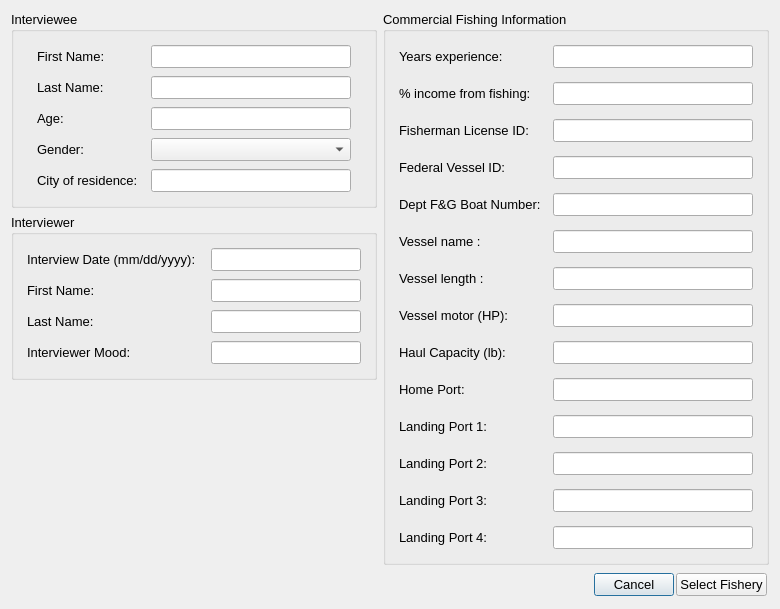
Qt form oom_bc_comm/Interview/interviewstart.ui (Ecotrust/openoceanmap-desktop) before a commit.
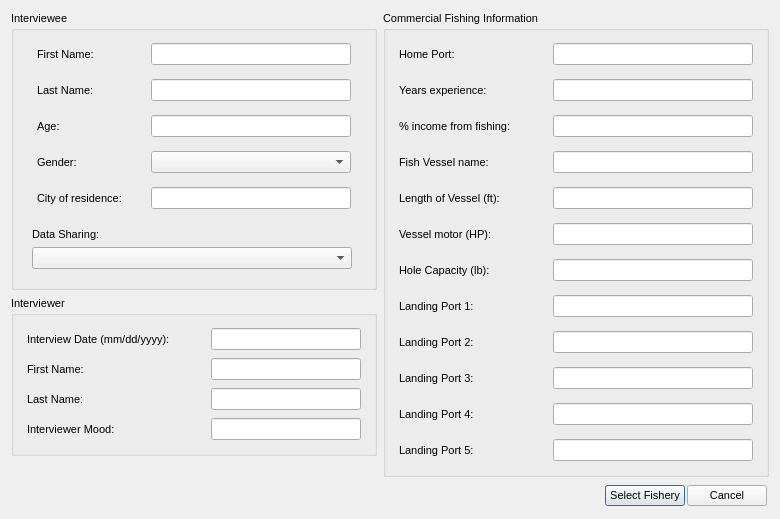
The same form after that commit.

```diff
--- a/oom_bc_comm/Interview/interviewstart.ui
+++ b/oom_bc_comm/Interview/interviewstart.ui
@@ -6,10 +6,15 @@
    <rect>
     <x>0</x>
     <y>0</y>
-    <width>774</width>
-    <height>606</height>
+    <width>778</width>
+    <height>494</height>
    </rect>
   </property>
+  <property name="font" >
+   <font>
+    <family>Tahoma</family>
+   </font>
+  </property>
   <property name="windowTitle" >
    <string>OpenOceanMap - Interview</string>
   </property>
@@ -24,18 +29,20 @@
           <widget class="QGroupBox" name="interviewee" >
            <property name="font" >
             <font>
-             <pointsize>10</pointsize>
+             <pointsize>8</pointsize>
             </font>
            </property>
            <property name="title" >
             <string>Interviewee</string>
            </property>
            <layout class="QVBoxLayout" name="verticalLayout_2" >
-            <property name="spacing" >
-             <number>0</number>
-            </property>
             <item>
              <widget class="QWidget" native="1" name="interviewee_first_name" >
+              <property name="font" >
+               <font>
+                <pointsize>8</pointsize>
+               </font>
+              </property>
               <layout class="QHBoxLayout" >
                <property name="spacing" >
                 <number>4</number>
@@ -57,6 +64,11 @@
                    <height>16777215</height>
                   </size>
                  </property>
+                 <property name="font" >
+                  <font>
+                   <pointsize>8</pointsize>
+                  </font>
+                 </property>
                  <property name="text" >
                   <string>First Name:</string>
                  </property>
@@ -79,6 +91,11 @@
                    <height>16777215</height>
                   </size>
                  </property>
+                 <property name="font" >
+                  <font>
+                   <pointsize>8</pointsize>
+                  </font>
+                 </property>
                  <property name="text" >
                   <string/>
                  </property>
@@ -89,6 +106,11 @@
             </item>
             <item>
              <widget class="QWidget" native="1" name="interviewee_last_name" >
+              <property name="font" >
+               <font>
+                <pointsize>8</pointsize>
+               </font>
+              </property>
               <layout class="QHBoxLayout" >
                <property name="spacing" >
                 <number>4</number>
@@ -110,6 +132,11 @@
                    <height>16777215</height>
                   </size>
                  </property>
+                 <property name="font" >
+                  <font>
+                   <pointsize>8</pointsize>
+                  </font>
+                 </property>
                  <property name="text" >
                   <string>Last Name:</string>
                  </property>
@@ -132,6 +159,11 @@
                    <height>16777215</height>
                   </size>
                  </property>
+                 <property name="font" >
+                  <font>
+                   <pointsize>8</pointsize>
+                  </font>
+                 </property>
                  <property name="text" >
                   <string/>
                  </property>
@@ -142,6 +174,11 @@
             </item>
             <item>
              <widget class="QWidget" native="1" name="age" >
+              <property name="font" >
+               <font>
+                <pointsize>8</pointsize>
+               </font>
+              </property>
               <layout class="QHBoxLayout" >
                <property name="spacing" >
                 <number>4</number>
@@ -163,6 +200,11 @@
                    <height>16777215</height>
                   </size>
                  </property>
+                 <property name="font" >
+                  <font>
+                   <pointsize>8</pointsize>
+                  </font>
+                 </property>
                  <property name="text" >
                   <string>Age:</string>
                  </property>
@@ -185,6 +227,11 @@
                    <height>16777215</height>
                   </size>
                  </property>
+                 <property name="font" >
+                  <font>
+                   <pointsize>8</pointsize>
+                  </font>
+                 </property>
                  <property name="text" >
                   <string/>
                  </property>
@@ -195,6 +242,11 @@
             </item>
             <item>
              <widget class="QWidget" native="1" name="gender" >
+              <property name="font" >
+               <font>
+                <pointsize>8</pointsize>
+               </font>
+              </property>
               <layout class="QHBoxLayout" >
                <property name="spacing" >
                 <number>4</number>
@@ -216,6 +268,11 @@
                    <height>16777215</height>
                   </size>
                  </property>
+                 <property name="font" >
+                  <font>
+                   <pointsize>8</pointsize>
+                  </font>
+                 </property>
                  <property name="text" >
                   <string>Gender:</string>
                  </property>
@@ -229,6 +286,11 @@
                    <height>16777215</height>
                   </size>
                  </property>
+                 <property name="font" >
+                  <font>
+                   <pointsize>8</pointsize>
+                  </font>
+                 </property>
                  <item>
                   <property name="text" >
                    <string/>
@@ -251,6 +313,11 @@
             </item>
             <item>
              <widget class="QWidget" native="1" name="age_2" >
+              <property name="font" >
+               <font>
+                <pointsize>8</pointsize>
+               </font>
+              </property>
               <layout class="QHBoxLayout" name="_2" >
                <property name="spacing" >
                 <number>4</number>
@@ -272,6 +339,11 @@
                    <height>16777215</height>
                   </size>
                  </property>
+                 <property name="font" >
+                  <font>
+                   <pointsize>8</pointsize>
+                  </font>
+                 </property>
                  <property name="text" >
                   <string>City of residence:</string>
                  </property>
@@ -294,6 +366,11 @@
                    <height>16777215</height>
                   </size>
                  </property>
+                 <property name="font" >
+                  <font>
+                   <pointsize>8</pointsize>
+                  </font>
+                 </property>
                  <property name="text" >
                   <string/>
                  </property>
@@ -302,6 +379,81 @@
               </layout>
              </widget>
             </item>
+            <item>
+             <widget class="QWidget" native="1" name="data_sharing" >
+              <property name="font" >
+               <font>
+                <pointsize>8</pointsize>
+               </font>
+              </property>
+              <layout class="QVBoxLayout" name="verticalLayout_7" >
+               <item>
+                <widget class="QLabel" name="data_sharing_text" >
+                 <property name="minimumSize" >
+                  <size>
+                   <width>100</width>
+                   <height>0</height>
+                  </size>
+                 </property>
+                 <property name="maximumSize" >
+                  <size>
+                   <width>100</width>
+                   <height>16777215</height>
+                  </size>
+                 </property>
+                 <property name="font" >
+                  <font>
+                   <pointsize>8</pointsize>
+                  </font>
+                 </property>
+                 <property name="text" >
+                  <string>Data Sharing:</string>
+                 </property>
+                </widget>
+               </item>
+               <item>
+                <widget class="QComboBox" name="data_sharing_comboBox" >
+                 <property name="maximumSize" >
+                  <size>
+                   <width>320</width>
+                   <height>16777215</height>
+                  </size>
+                 </property>
+                 <property name="font" >
+                  <font>
+                   <pointsize>8</pointsize>
+                  </font>
+                 </property>
+                 <item>
+                  <property name="text" >
+                   <string/>
+                  </property>
+                 </item>
+                 <item>
+                  <property name="text" >
+                   <string>Private (not available in public form, private usage only)</string>
+                  </property>
+                 </item>
+                 <item>
+                  <property name="text" >
+                   <string>Amalgamated (only shown publically when combined with other fishers data)</string>
+                  </property>
+                 </item>
+                 <item>
+                  <property name="text" >
+                   <string>Complete (can be shown publically as a stand alone dataset)</string>
+                  </property>
+                 </item>
+                 <item>
+                  <property name="text" >
+                   <string>Limited (none of the above, individual data sharing agreement)</string>
+                  </property>
+                 </item>
+                </widget>
+               </item>
+              </layout>
+             </widget>
+            </item>
            </layout>
           </widget>
          </item>
@@ -309,7 +461,7 @@
           <widget class="QGroupBox" name="interviewee_2" >
            <property name="font" >
             <font>
-             <pointsize>10</pointsize>
+             <pointsize>8</pointsize>
             </font>
            </property>
            <property name="title" >
@@ -321,6 +473,11 @@
             </property>
             <item>
              <widget class="QWidget" native="1" name="interviewee_first_name_2" >
+              <property name="font" >
+               <font>
+                <pointsize>8</pointsize>
+               </font>
+              </property>
               <layout class="QHBoxLayout" name="_3" >
                <property name="spacing" >
                 <number>4</number>
@@ -342,6 +499,11 @@
                    <height>16777215</height>
                   </size>
                  </property>
+                 <property name="font" >
+                  <font>
+                   <pointsize>8</pointsize>
+                  </font>
+                 </property>
                  <property name="text" >
                   <string>Interview Date (mm/dd/yyyy):</string>
                  </property>
@@ -364,6 +526,11 @@
                    <height>16777215</height>
                   </size>
                  </property>
+                 <property name="font" >
+                  <font>
+                   <pointsize>8</pointsize>
+                  </font>
+                 </property>
                  <property name="text" >
                   <string/>
                  </property>
@@ -374,6 +541,11 @@
             </item>
             <item>
              <widget class="QWidget" native="1" name="interviewee_first_name_3" >
+              <property name="font" >
+               <font>
+                <pointsize>8</pointsize>
+               </font>
+              </property>
               <layout class="QHBoxLayout" name="_8" >
                <property name="spacing" >
                 <number>4</number>
@@ -395,6 +567,11 @@
                    <height>16777215</height>
                   </size>
                  </property>
+                 <property name="font" >
+                  <font>
+                   <pointsize>8</pointsize>
+                  </font>
+                 </property>
                  <property name="text" >
                   <string>First Name:</string>
                  </property>
@@ -417,6 +594,11 @@
                    <height>16777215</height>
                   </size>
                  </property>
+                 <property name="font" >
+                  <font>
+                   <pointsize>8</pointsize>
+                  </font>
+                 </property>
                  <property name="text" >
                   <string/>
                  </property>
@@ -427,6 +609,11 @@
             </item>
             <item>
              <widget class="QWidget" native="1" name="interviewee_first_name_4" >
+              <property name="font" >
+               <font>
+                <pointsize>8</pointsize>
+               </font>
+              </property>
               <layout class="QHBoxLayout" name="_9" >
                <property name="spacing" >
                 <number>4</number>
@@ -448,6 +635,11 @@
                    <height>16777215</height>
                   </size>
                  </property>
+                 <property name="font" >
+                  <font>
+                   <pointsize>8</pointsize>
+                  </font>
+                 </property>
                  <property name="text" >
                   <string>Last Name:</string>
                  </property>
@@ -470,6 +662,11 @@
                    <height>16777215</height>
                   </size>
                  </property>
+                 <property name="font" >
+                  <font>
+                   <pointsize>8</pointsize>
+                  </font>
+                 </property>
                  <property name="text" >
                   <string/>
                  </property>
@@ -480,6 +677,11 @@
             </item>
             <item>
              <widget class="QWidget" native="1" name="interviewee_first_name_5" >
+              <property name="font" >
+               <font>
+                <pointsize>8</pointsize>
+               </font>
+              </property>
               <layout class="QHBoxLayout" name="_10" >
                <property name="spacing" >
                 <number>4</number>
@@ -501,6 +703,11 @@
                    <height>16777215</height>
                   </size>
                  </property>
+                 <property name="font" >
+                  <font>
+                   <pointsize>8</pointsize>
+                  </font>
+                 </property>
                  <property name="text" >
                   <string>Interviewer Mood:</string>
                  </property>
@@ -523,6 +730,11 @@
                    <height>16777215</height>
                   </size>
                  </property>
+                 <property name="font" >
+                  <font>
+                   <pointsize>8</pointsize>
+                  </font>
+                 </property>
                  <property name="text" >
                   <string/>
                  </property>
@@ -538,6 +750,11 @@
        </item>
        <item>
         <spacer name="verticalSpacer" >
+         <property name="font" >
+          <font>
+           <pointsize>8</pointsize>
+          </font>
+         </property>
          <property name="orientation" >
           <enum>Qt::Vertical</enum>
          </property>
@@ -555,7 +772,7 @@
       <widget class="QGroupBox" name="vessel_info" >
        <property name="font" >
         <font>
-         <pointsize>10</pointsize>
+         <pointsize>8</pointsize>
         </font>
        </property>
        <property name="title" >
@@ -563,10 +780,78 @@
        </property>
        <layout class="QVBoxLayout" name="verticalLayout" >
         <item>
-         <widget class="QWidget" native="1" name="home_port_5" >
+         <widget class="QWidget" native="1" name="home_port" >
           <property name="font" >
            <font>
-            <pointsize>10</pointsize>
+            <pointsize>8</pointsize>
+           </font>
+          </property>
+          <layout class="QHBoxLayout" >
+           <property name="spacing" >
+            <number>4</number>
+           </property>
+           <property name="margin" >
+            <number>4</number>
+           </property>
+           <item>
+            <widget class="QLabel" name="home_port_text" >
+             <property name="minimumSize" >
+              <size>
+               <width>150</width>
+               <height>0</height>
+              </size>
+             </property>
+             <property name="maximumSize" >
+              <size>
+               <width>150</width>
+               <height>16777215</height>
+              </size>
+             </property>
+             <property name="font" >
+              <font>
+               <pointsize>8</pointsize>
+              </font>
+             </property>
+             <property name="text" >
+              <string>Home Port:</string>
+             </property>
+            </widget>
+           </item>
+           <item>
+            <widget class="QLineEdit" name="home_port_line" >
+             <property name="enabled" >
+              <bool>true</bool>
+             </property>
+             <property name="minimumSize" >
+              <size>
+               <width>200</width>
+               <height>0</height>
+              </size>
+             </property>
+             <property name="maximumSize" >
+              <size>
+               <width>200</width>
+               <height>16777215</height>
+              </size>
+             </property>
+             <property name="font" >
+              <font>
+               <pointsize>8</pointsize>
+              </font>
+             </property>
+             <property name="text" >
+              <string/>
+             </property>
+            </widget>
+           </item>
+          </layout>
+         </widget>
+        </item>
+        <item>
+         <widget class="QWidget" native="1" name="years_experience" >
+          <property name="font" >
+           <font>
+            <pointsize>8</pointsize>
            </font>
           </property>
           <layout class="QHBoxLayout" name="_11" >
@@ -592,7 +877,7 @@
              </property>
              <property name="font" >
               <font>
-               <pointsize>10</pointsize>
+               <pointsize>8</pointsize>
               </font>
              </property>
              <property name="text" >
@@ -619,7 +904,7 @@
              </property>
              <property name="font" >
               <font>
-               <pointsize>10</pointsize>
+               <pointsize>8</pointsize>
               </font>
              </property>
              <property name="text" >
@@ -631,10 +916,10 @@
          </widget>
         </item>
         <item>
-         <widget class="QWidget" native="1" name="home_port_2" >
+         <widget class="QWidget" native="1" name="perc_income" >
           <property name="font" >
            <font>
-            <pointsize>10</pointsize>
+            <pointsize>8</pointsize>
            </font>
           </property>
           <layout class="QHBoxLayout" name="_4" >
@@ -660,7 +945,7 @@
              </property>
              <property name="font" >
               <font>
-               <pointsize>10</pointsize>
+               <pointsize>8</pointsize>
               </font>
              </property>
              <property name="text" >
@@ -687,7 +972,7 @@
              </property>
              <property name="font" >
               <font>
-               <pointsize>10</pointsize>
+               <pointsize>8</pointsize>
               </font>
              </property>
              <property name="text" >
@@ -699,214 +984,10 @@
          </widget>
         </item>
         <item>
-         <widget class="QWidget" native="1" name="home_port_3" >
+         <widget class="QWidget" native="1" name="vessel_name" >
           <property name="font" >
            <font>
-            <pointsize>10</pointsize>
-           </font>
-          </property>
-          <layout class="QHBoxLayout" name="_5" >
-           <property name="spacing" >
-            <number>4</number>
-           </property>
-           <property name="margin" >
-            <number>4</number>
-           </property>
-           <item>
-            <widget class="QLabel" name="fisherman_license_id_text" >
-             <property name="minimumSize" >
-              <size>
-               <width>150</width>
-               <height>0</height>
-              </size>
-             </property>
-             <property name="maximumSize" >
-              <size>
-               <width>150</width>
-               <height>16777215</height>
-              </size>
-             </property>
-             <property name="font" >
-              <font>
-               <pointsize>10</pointsize>
-              </font>
-             </property>
-             <property name="text" >
-              <string>Fisherman License ID:</string>
-             </property>
-            </widget>
-           </item>
-           <item>
-            <widget class="QLineEdit" name="fisherman_license_id_line" >
-             <property name="enabled" >
-              <bool>true</bool>
-             </property>
-             <property name="minimumSize" >
-              <size>
-               <width>200</width>
-               <height>0</height>
-              </size>
-             </property>
-             <property name="maximumSize" >
-              <size>
-               <width>200</width>
-               <height>16777215</height>
-              </size>
-             </property>
-             <property name="font" >
-              <font>
-               <pointsize>10</pointsize>
-              </font>
-             </property>
-             <property name="text" >
-              <string/>
-             </property>
-            </widget>
-           </item>
-          </layout>
-         </widget>
-        </item>
-        <item>
-         <widget class="QWidget" native="1" name="ves_license" >
-          <property name="font" >
-           <font>
-            <pointsize>10</pointsize>
-           </font>
-          </property>
-          <layout class="QHBoxLayout" >
-           <property name="spacing" >
-            <number>4</number>
-           </property>
-           <property name="margin" >
-            <number>4</number>
-           </property>
-           <item>
-            <widget class="QLabel" name="federal_vessel_id_text" >
-             <property name="minimumSize" >
-              <size>
-               <width>150</width>
-               <height>0</height>
-              </size>
-             </property>
-             <property name="maximumSize" >
-              <size>
-               <width>150</width>
-               <height>16777215</height>
-              </size>
-             </property>
-             <property name="font" >
-              <font>
-               <pointsize>10</pointsize>
-              </font>
-             </property>
-             <property name="text" >
-              <string>Federal Vessel ID:</string>
-             </property>
-            </widget>
-           </item>
-           <item>
-            <widget class="QLineEdit" name="federal_vessel_id_line" >
-             <property name="enabled" >
-              <bool>true</bool>
-             </property>
-             <property name="minimumSize" >
-              <size>
-               <width>200</width>
-               <height>0</height>
-              </size>
-             </property>
-             <property name="maximumSize" >
-              <size>
-               <width>200</width>
-               <height>16777215</height>
-              </size>
-             </property>
-             <property name="font" >
-              <font>
-               <pointsize>10</pointsize>
-              </font>
-             </property>
-             <property name="text" >
-              <string/>
-             </property>
-            </widget>
-           </item>
-          </layout>
-         </widget>
-        </item>
-        <item>
-         <widget class="QWidget" native="1" name="ves_license_2" >
-          <property name="font" >
-           <font>
-            <pointsize>10</pointsize>
-           </font>
-          </property>
-          <layout class="QHBoxLayout" name="_13" >
-           <property name="spacing" >
-            <number>4</number>
-           </property>
-           <property name="margin" >
-            <number>4</number>
-           </property>
-           <item>
-            <widget class="QLabel" name="state_vessel_id_text" >
-             <property name="minimumSize" >
-              <size>
-               <width>150</width>
-               <height>0</height>
-              </size>
-             </property>
-             <property name="maximumSize" >
-              <size>
-               <width>150</width>
-               <height>16777215</height>
-              </size>
-             </property>
-             <property name="font" >
-              <font>
-               <pointsize>10</pointsize>
-              </font>
-             </property>
-             <property name="text" >
-              <string>Dept F&amp;G Boat Number:</string>
-             </property>
-            </widget>
-           </item>
-           <item>
-            <widget class="QLineEdit" name="state_vessel_id_line" >
-             <property name="enabled" >
-              <bool>true</bool>
-             </property>
-             <property name="minimumSize" >
-              <size>
-               <width>200</width>
-               <height>0</height>
-              </size>
-             </property>
-             <property name="maximumSize" >
-              <size>
-               <width>200</width>
-               <height>16777215</height>
-              </size>
-             </property>
-             <property name="font" >
-              <font>
-               <pointsize>10</pointsize>
-              </font>
-             </property>
-             <property name="text" >
-              <string/>
-             </property>
-            </widget>
-           </item>
-          </layout>
-         </widget>
-        </item>
-        <item>
-         <widget class="QWidget" native="1" name="vessel_length_4" >
-          <property name="font" >
-           <font>
-            <pointsize>10</pointsize>
+            <pointsize>8</pointsize>
            </font>
           </property>
           <layout class="QHBoxLayout" name="_6" >
@@ -932,11 +1013,11 @@
              </property>
              <property name="font" >
               <font>
-               <pointsize>10</pointsize>
+               <pointsize>8</pointsize>
               </font>
              </property>
              <property name="text" >
-              <string>Vessel name :</string>
+              <string>Fish Vessel name:</string>
              </property>
             </widget>
            </item>
@@ -959,7 +1040,7 @@
              </property>
              <property name="font" >
               <font>
-               <pointsize>10</pointsize>
+               <pointsize>8</pointsize>
               </font>
              </property>
              <property name="text" >
@@ -974,7 +1055,7 @@
          <widget class="QWidget" native="1" name="vessel_length" >
           <property name="font" >
            <font>
-            <pointsize>10</pointsize>
+            <pointsize>8</pointsize>
            </font>
           </property>
           <layout class="QHBoxLayout" >
@@ -1000,11 +1081,11 @@
              </property>
              <property name="font" >
               <font>
-               <pointsize>10</pointsize>
+               <pointsize>8</pointsize>
               </font>
              </property>
              <property name="text" >
-              <string>Vessel length :</string>
+              <string>Length of Vessel (ft):</string>
              </property>
             </widget>
            </item>
@@ -1027,7 +1108,7 @@
              </property>
              <property name="font" >
               <font>
-               <pointsize>10</pointsize>
+               <pointsize>8</pointsize>
               </font>
              </property>
              <property name="text" >
@@ -1039,10 +1120,10 @@
          </widget>
         </item>
         <item>
-         <widget class="QWidget" native="1" name="vessel_length_2" >
+         <widget class="QWidget" native="1" name="vessel_motor" >
           <property name="font" >
            <font>
-            <pointsize>10</pointsize>
+            <pointsize>8</pointsize>
            </font>
           </property>
           <layout class="QHBoxLayout" name="_14" >
@@ -1068,7 +1149,7 @@
              </property>
              <property name="font" >
               <font>
-               <pointsize>10</pointsize>
+               <pointsize>8</pointsize>
               </font>
              </property>
              <property name="text" >
@@ -1095,7 +1176,7 @@
              </property>
              <property name="font" >
               <font>
-               <pointsize>10</pointsize>
+               <pointsize>8</pointsize>
               </font>
              </property>
              <property name="text" >
@@ -1107,10 +1188,10 @@
          </widget>
         </item>
         <item>
-         <widget class="QWidget" native="1" name="vessel_length_3" >
+         <widget class="QWidget" native="1" name="vessel_hole_capacity" >
           <property name="font" >
            <font>
-            <pointsize>10</pointsize>
+            <pointsize>8</pointsize>
            </font>
           </property>
           <layout class="QHBoxLayout" name="_15" >
@@ -1136,11 +1217,11 @@
              </property>
              <property name="font" >
               <font>
-               <pointsize>10</pointsize>
+               <pointsize>8</pointsize>
               </font>
              </property>
              <property name="text" >
-              <string>Haul Capacity (lb):</string>
+              <string>Hole Capacity (lb):</string>
              </property>
             </widget>
            </item>
@@ -1163,7 +1244,7 @@
              </property>
              <property name="font" >
               <font>
-               <pointsize>10</pointsize>
+               <pointsize>8</pointsize>
               </font>
              </property>
              <property name="text" >
@@ -1175,78 +1256,10 @@
          </widget>
         </item>
         <item>
-         <widget class="QWidget" native="1" name="home_port" >
+         <widget class="QWidget" native="1" name="landing_port" >
           <property name="font" >
            <font>
-            <pointsize>10</pointsize>
-           </font>
-          </property>
-          <layout class="QHBoxLayout" >
-           <property name="spacing" >
-            <number>4</number>
-           </property>
-           <property name="margin" >
-            <number>4</number>
-           </property>
-           <item>
-            <widget class="QLabel" name="home_port_text" >
-             <property name="minimumSize" >
-              <size>
-               <width>150</width>
-               <height>0</height>
-              </size>
-             </property>
-             <property name="maximumSize" >
-              <size>
-               <width>150</width>
-               <height>16777215</height>
-              </size>
-             </property>
-             <property name="font" >
-              <font>
-               <pointsize>10</pointsize>
-              </font>
-             </property>
-             <property name="text" >
-              <string>Home Port:</string>
-             </property>
-            </widget>
-           </item>
-           <item>
-            <widget class="QLineEdit" name="home_port_line" >
-             <property name="enabled" >
-              <bool>true</bool>
-             </property>
-             <property name="minimumSize" >
-              <size>
-               <width>200</width>
-               <height>0</height>
-              </size>
-             </property>
-             <property name="maximumSize" >
-              <size>
-               <width>200</width>
-               <height>16777215</height>
-              </size>
-             </property>
-             <property name="font" >
-              <font>
-               <pointsize>10</pointsize>
-              </font>
-             </property>
-             <property name="text" >
-              <string/>
-             </property>
-            </widget>
-           </item>
-          </layout>
-         </widget>
-        </item>
-        <item>
-         <widget class="QWidget" native="1" name="home_port_4" >
-          <property name="font" >
-           <font>
-            <pointsize>10</pointsize>
+            <pointsize>8</pointsize>
            </font>
           </property>
           <layout class="QHBoxLayout" name="_7" >
@@ -1272,7 +1285,7 @@
              </property>
              <property name="font" >
               <font>
-               <pointsize>10</pointsize>
+               <pointsize>8</pointsize>
               </font>
              </property>
              <property name="text" >
@@ -1299,7 +1312,7 @@
              </property>
              <property name="font" >
               <font>
-               <pointsize>10</pointsize>
+               <pointsize>8</pointsize>
               </font>
              </property>
              <property name="text" >
@@ -1311,10 +1324,10 @@
          </widget>
         </item>
         <item>
-         <widget class="QWidget" native="1" name="home_port_7" >
+         <widget class="QWidget" native="1" name="landing_port_2" >
           <property name="font" >
            <font>
-            <pointsize>10</pointsize>
+            <pointsize>8</pointsize>
            </font>
           </property>
           <layout class="QHBoxLayout" name="_16" >
@@ -1340,7 +1353,7 @@
              </property>
              <property name="font" >
               <font>
-               <pointsize>10</pointsize>
+               <pointsize>8</pointsize>
               </font>
              </property>
              <property name="text" >
@@ -1367,7 +1380,7 @@
              </property>
              <property name="font" >
               <font>
-               <pointsize>10</pointsize>
+               <pointsize>8</pointsize>
               </font>
              </property>
              <property name="text" >
@@ -1381,10 +1394,10 @@
          </widget>
         </item>
         <item>
-         <widget class="QWidget" native="1" name="home_port_8" >
+         <widget class="QWidget" native="1" name="landing_port_3" >
           <property name="font" >
            <font>
-            <pointsize>10</pointsize>
+            <pointsize>8</pointsize>
            </font>
           </property>
           <layout class="QHBoxLayout" name="_17" >
@@ -1410,7 +1423,7 @@
              </property>
              <property name="font" >
               <font>
-               <pointsize>10</pointsize>
+               <pointsize>8</pointsize>
               </font>
              </property>
              <property name="text" >
@@ -1437,7 +1450,7 @@
              </property>
              <property name="font" >
               <font>
-               <pointsize>10</pointsize>
+               <pointsize>8</pointsize>
               </font>
              </property>
              <property name="text" >
@@ -1449,10 +1462,10 @@
          </widget>
         </item>
         <item>
-         <widget class="QWidget" native="1" name="home_port_9" >
+         <widget class="QWidget" native="1" name="landing_port_4" >
           <property name="font" >
            <font>
-            <pointsize>10</pointsize>
+            <pointsize>8</pointsize>
            </font>
           </property>
           <layout class="QHBoxLayout" name="_18" >
@@ -1478,7 +1491,7 @@
              </property>
              <property name="font" >
               <font>
-               <pointsize>10</pointsize>
+               <pointsize>8</pointsize>
               </font>
              </property>
              <property name="text" >
@@ -1505,7 +1518,75 @@
              </property>
              <property name="font" >
               <font>
-               <pointsize>10</pointsize>
+               <pointsize>8</pointsize>
+              </font>
+             </property>
+             <property name="text" >
+              <string/>
+             </property>
+            </widget>
+           </item>
+          </layout>
+         </widget>
+        </item>
+        <item>
+         <widget class="QWidget" native="1" name="landing_port_5" >
+          <property name="font" >
+           <font>
+            <pointsize>8</pointsize>
+           </font>
+          </property>
+          <layout class="QHBoxLayout" name="_13" >
+           <property name="spacing" >
+            <number>4</number>
+           </property>
+           <property name="margin" >
+            <number>4</number>
+           </property>
+           <item>
+            <widget class="QLabel" name="landing_port_text_5" >
+             <property name="minimumSize" >
+              <size>
+               <width>150</width>
+               <height>0</height>
+              </size>
+             </property>
+             <property name="maximumSize" >
+              <size>
+               <width>150</width>
+               <height>16777215</height>
+              </size>
+             </property>
+             <property name="font" >
+              <font>
+               <pointsize>8</pointsize>
+              </font>
+             </property>
+             <property name="text" >
+              <string>Landing Port 5:</string>
+             </property>
+            </widget>
+           </item>
+           <item>
+            <widget class="QLineEdit" name="landing_port_line_5" >
+             <property name="enabled" >
+              <bool>true</bool>
+             </property>
+             <property name="minimumSize" >
+              <size>
+               <width>200</width>
+               <height>0</height>
+              </size>
+             </property>
+             <property name="maximumSize" >
+              <size>
+               <width>200</width>
+               <height>16777215</height>
+              </size>
+             </property>
+             <property name="font" >
+              <font>
+               <pointsize>8</pointsize>
               </font>
              </property>
              <property name="text" >
@@ -1523,6 +1604,11 @@
    </item>
    <item>
     <widget class="QWidget" native="1" name="button_box" >
+     <property name="font" >
+      <font>
+       <pointsize>8</pointsize>
+      </font>
+     </property>
      <layout class="QHBoxLayout" name="_19" >
       <property name="spacing" >
        <number>2</number>
@@ -1532,6 +1618,11 @@
       </property>
       <item>
        <spacer>
+        <property name="font" >
+         <font>
+          <pointsize>8</pointsize>
+         </font>
+        </property>
         <property name="orientation" >
          <enum>Qt::Horizontal</enum>
         </property>
@@ -1543,23 +1634,11 @@
         </property>
        </spacer>
       </item>
-      <item>
-       <widget class="QPushButton" name="pbnCancel" >
-        <property name="font" >
-         <font>
-          <pointsize>10</pointsize>
-         </font>
-        </property>
-        <property name="text" >
-         <string>Cancel</string>
-        </property>
-       </widget>
-      </item>
       <item>
        <widget class="QPushButton" name="pbnSelectFishery" >
         <property name="font" >
          <font>
-          <pointsize>10</pointsize>
+          <pointsize>8</pointsize>
          </font>
         </property>
         <property name="text" >
@@ -1567,6 +1646,18 @@
         </property>
        </widget>
       </item>
+      <item>
+       <widget class="QPushButton" name="pbnCancel" >
+        <property name="font" >
+         <font>
+          <pointsize>8</pointsize>
+         </font>
+        </property>
+        <property name="text" >
+         <string>Cancel</string>
+        </property>
+       </widget>
+      </item>
      </layout>
     </widget>
    </item>
```
Left out of the diff: 15 changed lines with no effect on the pictures.
